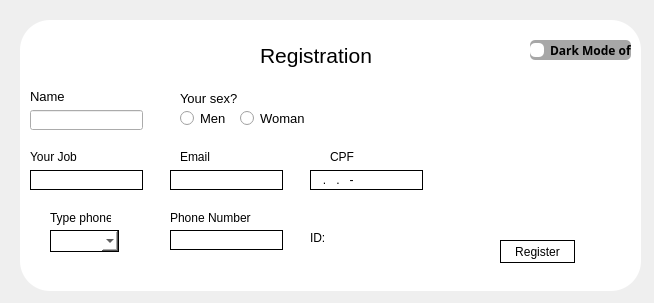
This is UIs/ui_registration.ui in yurialvesL/Crud_Pyqt as Qt 5 draws it before an edit. The edited form follows.
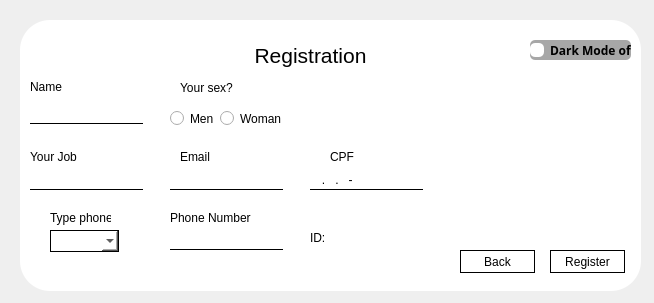
This is the edited form.

Commit message: Inclusion of dark mode in windows of principal and register. Inclusion of archive "requeriments.txt"

Diff of the .ui file:
```diff
--- a/UIs/ui_registration.ui
+++ b/UIs/ui_registration.ui
@@ -30,69 +30,10 @@
   <property name="windowTitle">
    <string>Registration</string>
   </property>
+  <property name="styleSheet">
+   <string notr="true"/>
+  </property>
   <widget class="QWidget" name="centralwidget">
-   <widget class="QLabel" name="label">
-    <property name="geometry">
-     <rect>
-      <x>30</x>
-      <y>90</y>
-      <width>47</width>
-      <height>13</height>
-     </rect>
-    </property>
-    <property name="text">
-     <string>Name</string>
-    </property>
-   </widget>
-   <widget class="QLineEdit" name="txt_name">
-    <property name="geometry">
-     <rect>
-      <x>30</x>
-      <y>110</y>
-      <width>113</width>
-      <height>20</height>
-     </rect>
-    </property>
-   </widget>
-   <widget class="QLabel" name="label_2">
-    <property name="geometry">
-     <rect>
-      <x>180</x>
-      <y>90</y>
-      <width>61</width>
-      <height>16</height>
-     </rect>
-    </property>
-    <property name="text">
-     <string>Your sex?</string>
-    </property>
-   </widget>
-   <widget class="QRadioButton" name="rbd_men">
-    <property name="geometry">
-     <rect>
-      <x>180</x>
-      <y>110</y>
-      <width>82</width>
-      <height>17</height>
-     </rect>
-    </property>
-    <property name="text">
-     <string>Men</string>
-    </property>
-   </widget>
-   <widget class="QRadioButton" name="rbd_woman">
-    <property name="geometry">
-     <rect>
-      <x>240</x>
-      <y>110</y>
-      <width>82</width>
-      <height>17</height>
-     </rect>
-    </property>
-    <property name="text">
-     <string>Woman</string>
-    </property>
-   </widget>
    <widget class="QFrame" name="frame">
     <property name="geometry">
      <rect>
@@ -134,7 +75,7 @@
       </rect>
      </property>
      <property name="styleSheet">
-      <string notr="true">border:1px solid black;</string>
+      <string notr="true">border-bottom:1px solid black;</string>
      </property>
     </widget>
     <widget class="QLabel" name="label_4">
@@ -160,7 +101,7 @@
       </rect>
      </property>
      <property name="styleSheet">
-      <string notr="true">border:1px solid black;</string>
+      <string notr="true">border-bottom:1px solid black;</string>
      </property>
     </widget>
     <widget class="QRadioButton" name="rbd_darkmode">
@@ -249,7 +190,7 @@
       </rect>
      </property>
      <property name="styleSheet">
-      <string notr="true">border:1px solid black;</string>
+      <string notr="true">border-bottom:1px solid black;</string>
      </property>
      <property name="inputMask">
       <string>000.000.000-00</string>
@@ -304,15 +245,15 @@
       </rect>
      </property>
      <property name="styleSheet">
-      <string notr="true">border:1px solid black;</string>
+      <string notr="true">border-bottom:1px solid black;</string>
      </property>
     </widget>
     <widget class="QLabel" name="label_8">
      <property name="geometry">
       <rect>
-       <x>240</x>
+       <x>210</x>
        <y>20</y>
-       <width>111</width>
+       <width>161</width>
        <height>31</height>
       </rect>
      </property>
@@ -324,18 +265,27 @@
      <property name="text">
       <string>Registration</string>
      </property>
+     <property name="alignment">
+      <set>Qt::AlignCenter</set>
+     </property>
     </widget>
     <widget class="QPushButton" name="btn_register">
      <property name="geometry">
       <rect>
-       <x>480</x>
-       <y>220</y>
+       <x>530</x>
+       <y>230</y>
        <width>75</width>
        <height>23</height>
       </rect>
      </property>
      <property name="styleSheet">
-      <string notr="true">border:1px solid black;</string>
+      <string notr="true">QPushButton{
+border:1px solid black;
+}
+
+QPushButton:hover{
+font-weight:bold;
+}</string>
      </property>
      <property name="text">
       <string>Register</string>
@@ -367,6 +317,101 @@
       <string/>
      </property>
     </widget>
+    <widget class="QPushButton" name="btn_back">
+     <property name="geometry">
+      <rect>
+       <x>440</x>
+       <y>230</y>
+       <width>75</width>
+       <height>23</height>
+      </rect>
+     </property>
+     <property name="styleSheet">
+      <string notr="true">QPushButton{
+border:1px solid black;
+}
+
+QPushButton:hover{
+font-weight:bold;
+
+}</string>
+     </property>
+     <property name="text">
+      <string>Back</string>
+     </property>
+    </widget>
+    <widget class="QLabel" name="label">
+     <property name="geometry">
+      <rect>
+       <x>10</x>
+       <y>60</y>
+       <width>47</width>
+       <height>13</height>
+      </rect>
+     </property>
+     <property name="text">
+      <string>Name</string>
+     </property>
+    </widget>
+    <widget class="QLabel" name="label_2">
+     <property name="geometry">
+      <rect>
+       <x>160</x>
+       <y>60</y>
+       <width>61</width>
+       <height>16</height>
+      </rect>
+     </property>
+     <property name="text">
+      <string>Your sex?</string>
+     </property>
+    </widget>
+    <widget class="QRadioButton" name="rbd_men">
+     <property name="geometry">
+      <rect>
+       <x>150</x>
+       <y>90</y>
+       <width>82</width>
+       <height>17</height>
+      </rect>
+     </property>
+     <property name="text">
+      <string>Men</string>
+     </property>
+     <property name="autoRepeat">
+      <bool>true</bool>
+     </property>
+    </widget>
+    <widget class="QRadioButton" name="rbd_woman">
+     <property name="geometry">
+      <rect>
+       <x>200</x>
+       <y>90</y>
+       <width>82</width>
+       <height>17</height>
+      </rect>
+     </property>
+     <property name="text">
+      <string>Woman</string>
+     </property>
+     <property name="autoRepeat">
+      <bool>true</bool>
+     </property>
+    </widget>
+    <widget class="QLineEdit" name="txt_name">
+     <property name="geometry">
+      <rect>
+       <x>10</x>
+       <y>84</y>
+       <width>113</width>
+       <height>20</height>
+      </rect>
+     </property>
+     <property name="styleSheet">
+      <string notr="true">border:none;
+border-bottom:1px solid black;</string>
+     </property>
+    </widget>
    </widget>
    <zorder>frame</zorder>
    <zorder>label</zorder>
```
Left out of the diff: 9 changed lines with no effect on the pictures. The commit also changes 4 other files.
